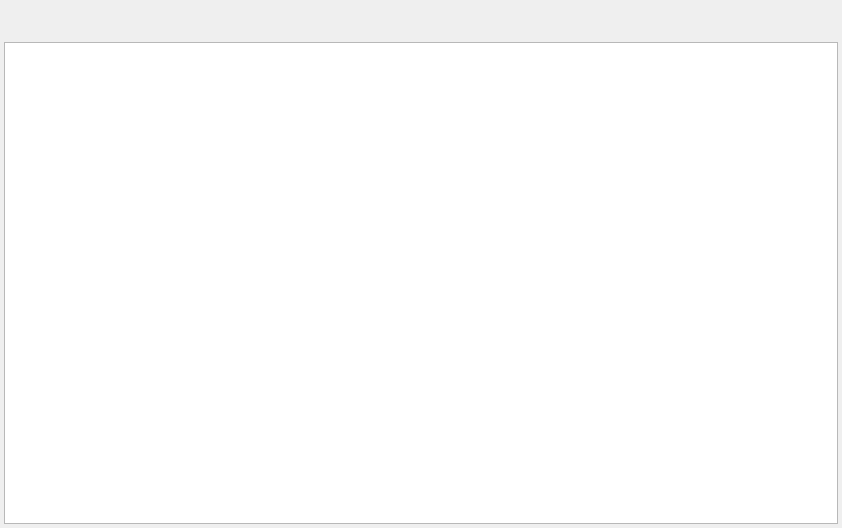
Above: filesbrowser.ui from maxvas/gitbrowser before the change. Below: the same form after it.
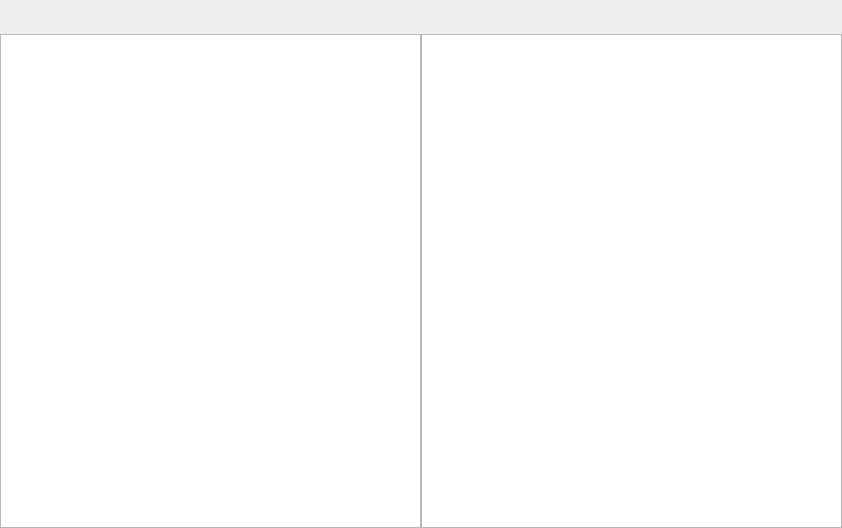
That is the form after the change.

Commit message: Changes in GUI. RepoTree has been added.

What changed in the file:
```diff
--- a/filesbrowser.ui
+++ b/filesbrowser.ui
@@ -15,31 +15,54 @@
   </property>
   <layout class="QVBoxLayout" name="verticalLayout">
    <property name="spacing">
-    <number>2</number>
+    <number>0</number>
    </property>
    <property name="leftMargin">
-    <number>4</number>
+    <number>0</number>
    </property>
    <property name="topMargin">
-    <number>4</number>
+    <number>0</number>
    </property>
    <property name="rightMargin">
-    <number>4</number>
+    <number>0</number>
    </property>
    <property name="bottomMargin">
-    <number>4</number>
+    <number>0</number>
    </property>
    <item>
-    <widget class="QToolBar" name="toolBar"/>
+    <widget class="QToolBar" name="toolBar">
+     <property name="iconSize">
+      <size>
+       <width>20</width>
+       <height>20</height>
+      </size>
+     </property>
+    </widget>
    </item>
    <item>
-    <widget class="QToolBar" name="navigationPanel"/>
+    <widget class="QToolBar" name="navigationPanel">
+     <property name="iconSize">
+      <size>
+       <width>20</width>
+       <height>20</height>
+      </size>
+     </property>
+    </widget>
    </item>
    <item>
-    <widget class="QListView" name="listView">
-     <property name="alternatingRowColors">
-      <bool>true</bool>
+    <widget class="QSplitter" name="splitter">
+     <property name="orientation">
+      <enum>Qt::Horizontal</enum>
      </property>
+     <property name="handleWidth">
+      <number>0</number>
+     </property>
+     <widget class="QTreeView" name="treeView"/>
+     <widget class="QListView" name="listView">
+      <property name="alternatingRowColors">
+       <bool>true</bool>
+      </property>
+     </widget>
     </widget>
    </item>
   </layout>
```
The commit also changes 28 other files.
